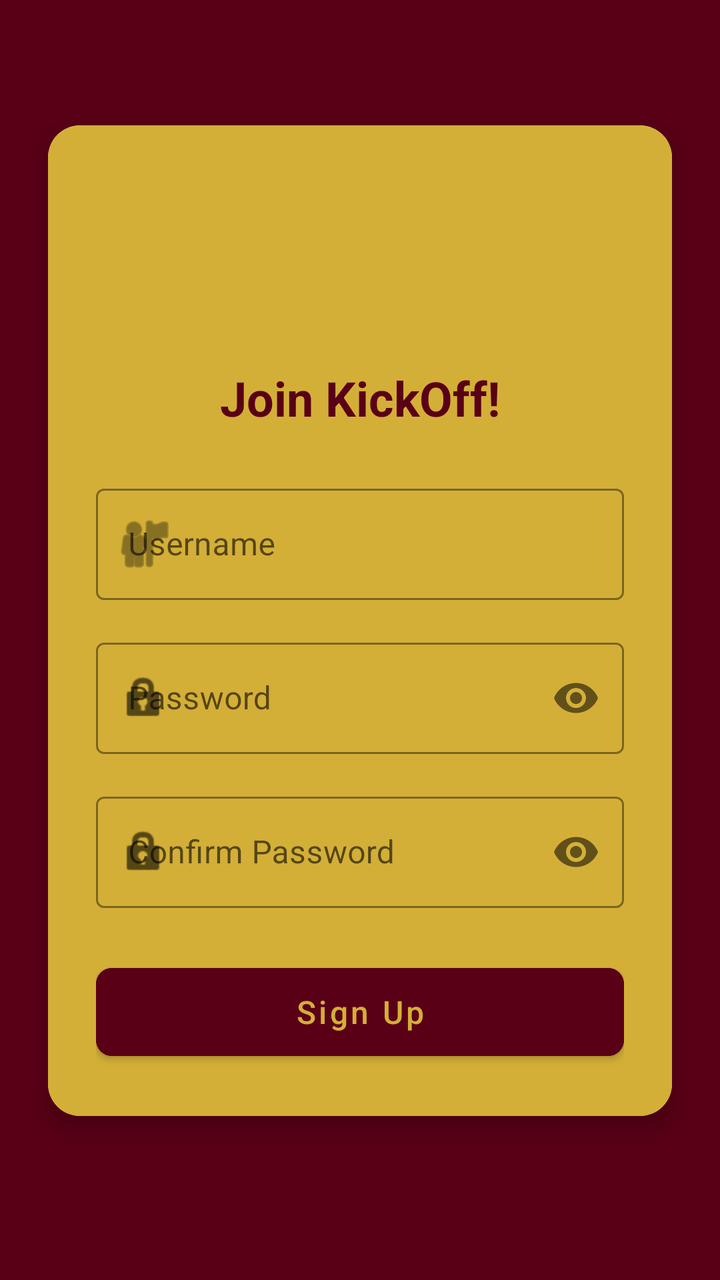
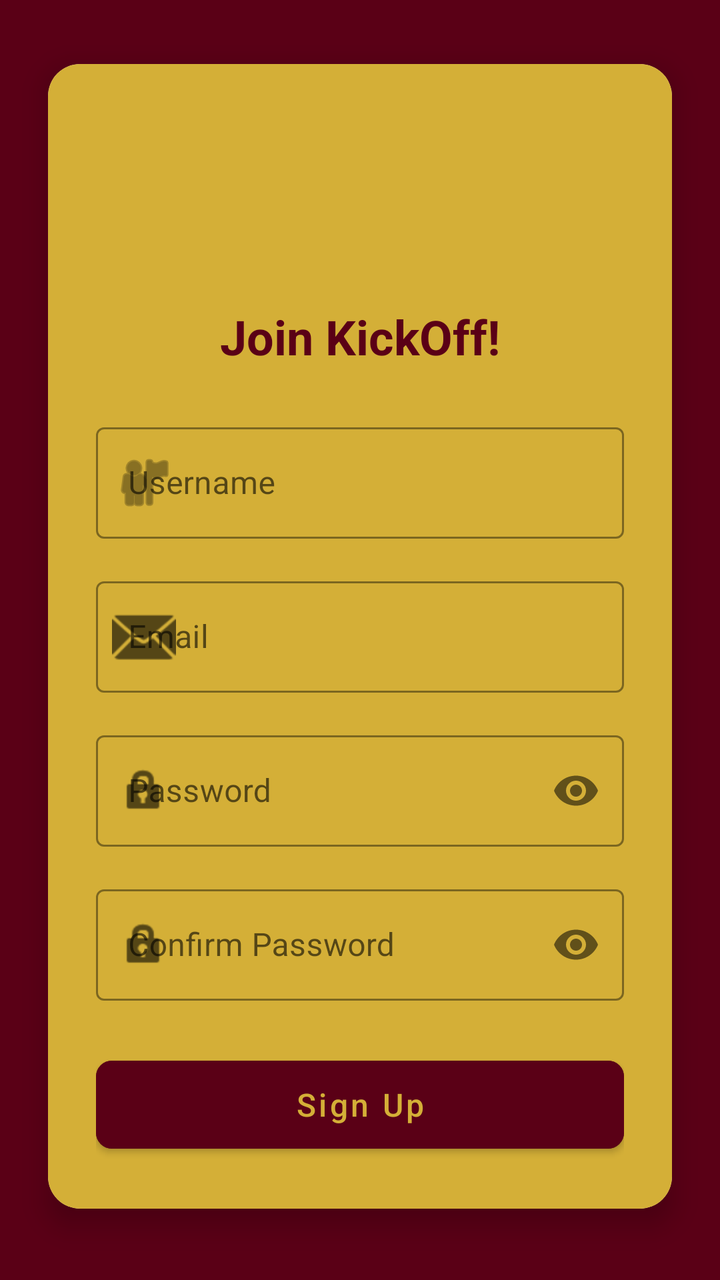

The first picture is an Android layout as it rendered before a commit; the second is the same layout after the commit. The layout source and the unified diff follow.
<!-- AndroidManifest.xml: application theme Theme.KickOff -->
<!-- res/layout/activity_signup.xml -->
<androidx.constraintlayout.widget.ConstraintLayout xmlns:android="http://schemas.android.com/apk/res/android"
    xmlns:app="http://schemas.android.com/apk/res-auto"
    android:layout_width="match_parent"
    android:layout_height="match_parent"
    android:background="@color/darkMaroon">


    <com.google.android.material.card.MaterialCardView
        android:layout_width="match_parent"
        android:layout_height="wrap_content"
        android:layout_margin="24dp"
        app:cardCornerRadius="16dp"
        app:cardElevation="8dp"
        app:layout_constraintBottom_toBottomOf="parent"
        app:layout_constraintTop_toTopOf="parent"
        app:layout_constraintVertical_bias="0.4">

        <LinearLayout
            android:layout_width="match_parent"
            android:layout_height="wrap_content"
            android:orientation="vertical"
            android:background="@color/accentGold"
            android:padding="24dp">

            <ImageView
                android:layout_width="80dp"
                android:layout_height="80dp"
                android:layout_gravity="center"
                android:layout_marginBottom="16dp"
                android:src="@mipmap/ic_launcher" />

            <TextView
                android:layout_width="wrap_content"
                android:layout_height="wrap_content"
                android:layout_gravity="center"
                android:layout_marginBottom="24dp"
                android:text="Join KickOff!"
                android:textColor="@color/darkMaroon"
                android:textSize="24sp"
                android:textStyle="bold" />

            <com.google.android.material.textfield.TextInputLayout
                style="@style/Widget.MaterialComponents.TextInputLayout.OutlinedBox"
                android:layout_width="match_parent"
                android:layout_height="wrap_content"
                android:hint="Username"
                app:boxStrokeColor="@color/primaryMaroon"
                app:hintTextColor="@color/primaryMaroon"
                app:startIconDrawable="@android:drawable/ic_menu_myplaces">

                <com.google.android.material.textfield.TextInputEditText
                    android:id="@+id/etNewUsername"
                    android:layout_width="match_parent"
                    android:layout_height="wrap_content"
                    android:inputType="text" />
            </com.google.android.material.textfield.TextInputLayout>

            <com.google.android.material.textfield.TextInputLayout
                style="@style/Widget.MaterialComponents.TextInputLayout.OutlinedBox"
                android:layout_width="match_parent"
                android:layout_height="wrap_content"
                android:layout_marginTop="16dp"
                android:hint="Password"
                app:boxStrokeColor="@color/primaryMaroon"
                app:hintTextColor="@color/primaryMaroon"
                app:passwordToggleEnabled="true"
                app:startIconDrawable="@android:drawable/ic_lock_idle_lock">

                <com.google.android.material.textfield.TextInputEditText
                    android:id="@+id/etNewPassword"
                    android:layout_width="match_parent"
                    android:layout_height="wrap_content"
                    android:inputType="textPassword" />
            </com.google.android.material.textfield.TextInputLayout>

            <com.google.android.material.textfield.TextInputLayout
                style="@style/Widget.MaterialComponents.TextInputLayout.OutlinedBox"
                android:layout_width="match_parent"
                android:layout_height="wrap_content"
                android:layout_marginTop="16dp"
                android:hint="Confirm Password"
                app:boxStrokeColor="@color/primaryMaroon"
                app:hintTextColor="@color/primaryMaroon"
                app:passwordToggleEnabled="true"
                app:startIconDrawable="@android:drawable/ic_lock_idle_lock">

                <com.google.android.material.textfield.TextInputEditText
                    android:id="@+id/etConfirmPassword"
                    android:layout_width="match_parent"
                    android:layout_height="wrap_content"
                    android:inputType="textPassword" />
            </com.google.android.material.textfield.TextInputLayout>

            <com.google.android.material.button.MaterialButton
                android:id="@+id/btnSignup"
                android:layout_width="match_parent"
                android:layout_height="56dp"
                android:layout_marginTop="24dp"
                android:text="Sign Up"
                android:textColor="@color/accentGold"
                android:backgroundTint="@color/darkMaroon"
                android:textAllCaps="false"
                android:textSize="16sp"
                app:cornerRadius="8dp" />

        </LinearLayout>
    </com.google.android.material.card.MaterialCardView>

</androidx.constraintlayout.widget.ConstraintLayout>
<!-- resources referenced by this layout -->
<resources>
  <color name="accentGold">#D4AF37</color>
  <color name="darkMaroon">#5A0016</color>
  <color name="primaryMaroon">#800020</color>
  <!-- mipmap ic_launcher (mipmap-anydpi-v26) -->
  <?xml version="1.0" encoding="utf-8"?>
  <adaptive-icon xmlns:android="http://schemas.android.com/apk/res/android">
      <background android:drawable="@drawable/ic_launcher_background"/>
      <foreground android:drawable="@mipmap/ic_launcher_foreground"/>
      <monochrome android:drawable="@mipmap/ic_launcher_foreground"/>
  </adaptive-icon>
  <style name="Theme.KickOff" parent="Theme.MaterialComponents.DayNight.NoActionBar">
          <item name="colorPrimary">@color/primaryMaroon</item>
          <item name="colorPrimaryVariant">@color/darkMaroon</item>
          <item name="colorOnPrimary">@color/white</item>
          <item name="colorSecondary">@color/accentGold</item>
      </style>
  <!-- drawable ic_launcher_background: vector/xml drawable (drawable, 4866 chars, omitted) -->
  <color name="white">#FFFFFF</color>
</resources>

<!-- the commit's change to res/layout/activity_signup.xml (unified diff, before → after) -->
@@ -60,6 +60,23 @@
                 android:layout_width="match_parent"
                 android:layout_height="wrap_content"
                 android:layout_marginTop="16dp"
+                android:hint="Email"
+                app:boxStrokeColor="@color/primaryMaroon"
+                app:hintTextColor="@color/primaryMaroon"
+                app:startIconDrawable="@android:drawable/ic_dialog_email">
+
+                <com.google.android.material.textfield.TextInputEditText
+                    android:id="@+id/etNewEmail"
+                    android:layout_width="match_parent"
+                    android:layout_height="wrap_content"
+                    android:inputType="textEmailAddress" />
+            </com.google.android.material.textfield.TextInputLayout>
+
+            <com.google.android.material.textfield.TextInputLayout
+                style="@style/Widget.MaterialComponents.TextInputLayout.OutlinedBox"
+                android:layout_width="match_parent"
+                android:layout_height="wrap_content"
+                android:layout_marginTop="16dp"
                 android:hint="Password"
                 app:boxStrokeColor="@color/primaryMaroon"
                 app:hintTextColor="@color/primaryMaroon"
